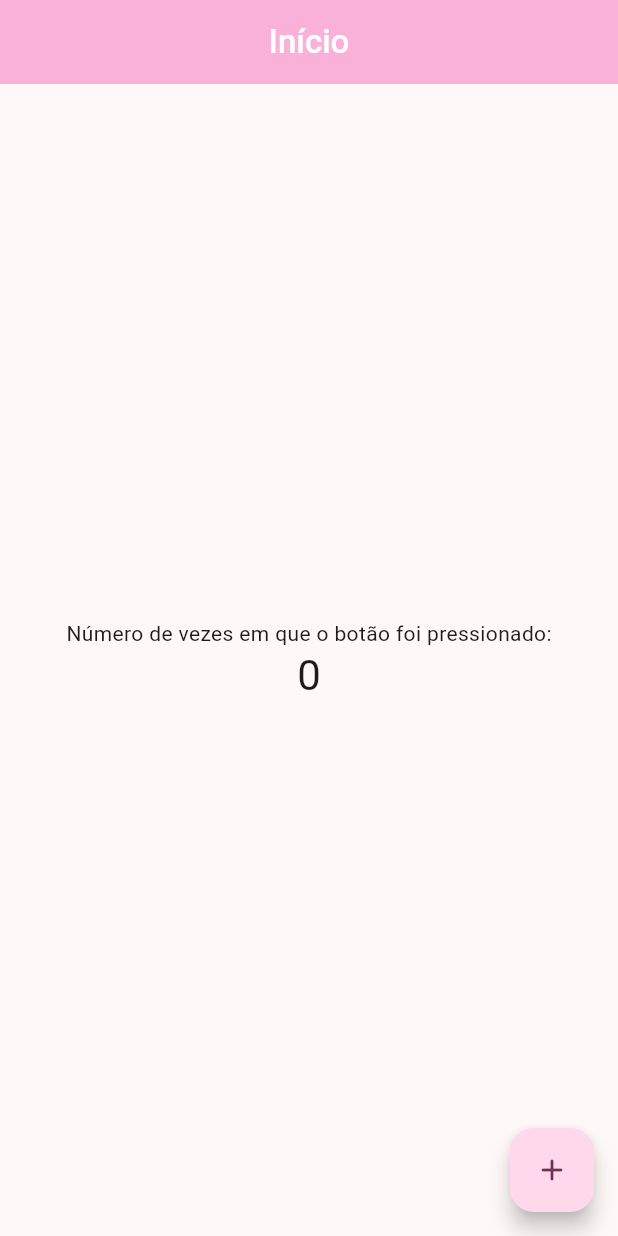
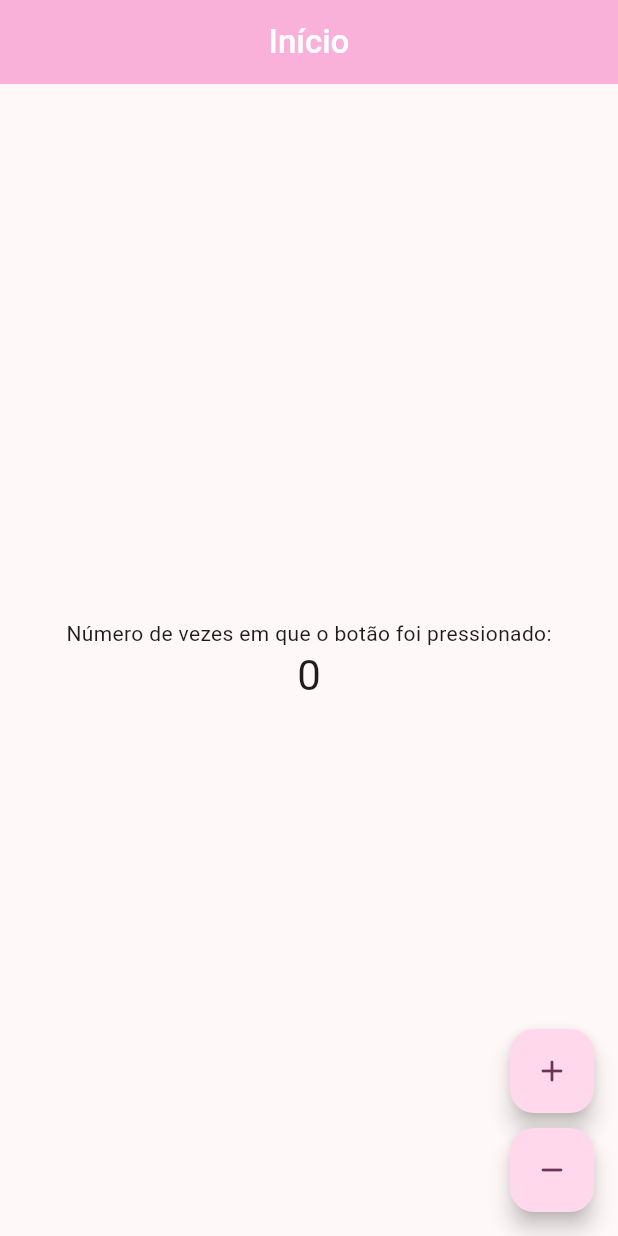
Before and after one commit to Kits93/FlutterApp_DIO, a Flutter app: the screen it shows after launch, on a phone screen of 412 x 824 dp. Run offline on Flutter 3.47's test engine with Material 3 defaults, Android fonts, the phone set to English and light mode, and no system bars.

Commit message:
adicionando botão para subtrair contagem

```diff
--- a/lib/main.dart
+++ b/lib/main.dart
@@ -7,27 +7,11 @@ void main() {
 class MyApp extends StatelessWidget {
   const MyApp({super.key});
 
-  // This widget is the root of your application.
   @override
   Widget build(BuildContext context) {
     return MaterialApp(
       title: 'Flutter Demo',
       theme: ThemeData(
-        // This is the theme of your application.
-        //
-        // TRY THIS: Try running your application with "flutter run". You'll see
-        // the application has a purple toolbar. Then, without quitting the app,
-        // try changing the seedColor in the colorScheme below to Colors.green
-        // and then invoke "hot reload" (save your changes or press the "hot
-        // reload" button in a Flutter-supported IDE, or press "r" if you used
-        // the command line to start the app).
-        //
-        // Notice that the counter didn't reset back to zero; the application
-        // state is not lost during the reload. To reset the state, use hot
-        // restart instead.
-        //
-        // This works for code too, not just values: Most code changes can be
-        // tested with just a hot reload.
         colorScheme: ColorScheme.fromSeed(
             seedColor: const Color.fromARGB(255, 238, 35, 184)),
         useMaterial3: true,
@@ -40,15 +24,6 @@ class MyApp extends StatelessWidget {
 class MyHomePage extends StatefulWidget {
   const MyHomePage({super.key, required this.title});
 
-  // This widget is the home page of your application. It is stateful, meaning
-  // that it has a State object (defined below) that contains fields that affect
-  // how it looks.
-
-  // This class is the configuration for the state. It holds the values (in this
-  // case the title) provided by the parent (in this case the App widget) and
-  // used by the build method of the State. Fields in a Widget subclass are
-  // always marked "final".
-
   final String title;
 
   @override
@@ -60,31 +35,21 @@ class _MyHomePageState extends State<MyHomePage> {
 
   void _incrementCounter() {
     setState(() {
-      // This call to setState tells the Flutter framework that something has
-      // changed in this State, which causes it to rerun the build method below
-      // so that the display can reflect the updated values. If we changed
-      // _counter without calling setState(), then the build method would not be
-      // called again, and so nothing would appear to happen.
       _counter++;
+    });
+  }
+
+  void _decreaseCounter() {
+    setState(() {
+      _counter--;
     });
   }
 
   @override
   Widget build(BuildContext context) {
-    // This method is rerun every time setState is called, for instance as done
-    // by the _incrementCounter method above.
-    //
-    // The Flutter framework has been optimized to make rerunning build methods
-    // fast, so that you can just rebuild anything that needs updating rather
-    // than having to individually change instances of widgets.
     return Scaffold(
       appBar: AppBar(
-        // TRY THIS: Try changing the color here to a specific color (to
-        // Colors.amber, perhaps?) and trigger a hot reload to see the AppBar
-        // change color while the other colors stay the same.
         backgroundColor: Theme.of(context).colorScheme.inversePrimary,
-        // Here we take the value from the MyHomePage object that was created by
-        // the App.build method, and use it to set our appbar title.
         title: Center(
           child: Text(
             widget.title,
@@ -96,22 +61,7 @@ class _MyHomePageState extends State<MyHomePage> {
         ),
       ),
       body: Center(
-        // Center is a layout widget. It takes a single child and positions it
-        // in the middle of the parent.
         child: Column(
-          // Column is also a layout widget. It takes a list of children and
-          // arranges them vertically. By default, it sizes itself to fit its
-          // children horizontally, and tries to be as tall as its parent.
-          //
-          // Column has various properties to control how it sizes itself and
-          // how it positions its children. Here we use mainAxisAlignment to
-          // center the children vertically; the main axis here is the vertical
-          // axis because Columns are vertical (the cross axis would be
-          // horizontal).
-          //
-          // TRY THIS: Invoke "debug painting" (choose the "Toggle Debug Paint"
-          // action in the IDE, or press "p" in the console), to see the
-          // wireframe for each widget.
           mainAxisAlignment: MainAxisAlignment.center,
           children: <Widget>[
             const Text(
@@ -124,11 +74,29 @@ class _MyHomePageState extends State<MyHomePage> {
           ],
         ),
       ),
-      floatingActionButton: FloatingActionButton(
-        onPressed: _incrementCounter,
-        tooltip: 'Adicionar',
-        child: const Icon(Icons.add_rounded),
-      ), // This trailing comma makes auto-formatting nicer for build methods.
+      floatingActionButton: Column(
+        crossAxisAlignment: CrossAxisAlignment.center,
+        mainAxisAlignment: MainAxisAlignment.end,
+        children: [
+          FloatingActionButton(
+            onPressed: _incrementCounter,
+            tooltip: 'Adicionar',
+            child: const Icon(
+              Icons.add_rounded,
+            ),
+          ),
+          const SizedBox(
+            height: 10,
+          ),
+          FloatingActionButton(
+            onPressed: _decreaseCounter,
+            tooltip: 'Remover',
+            child: const Icon(
+              Icons.remove_rounded,
+            ),
+          ),
+        ],
+      ),
     );
   }
 }
```
